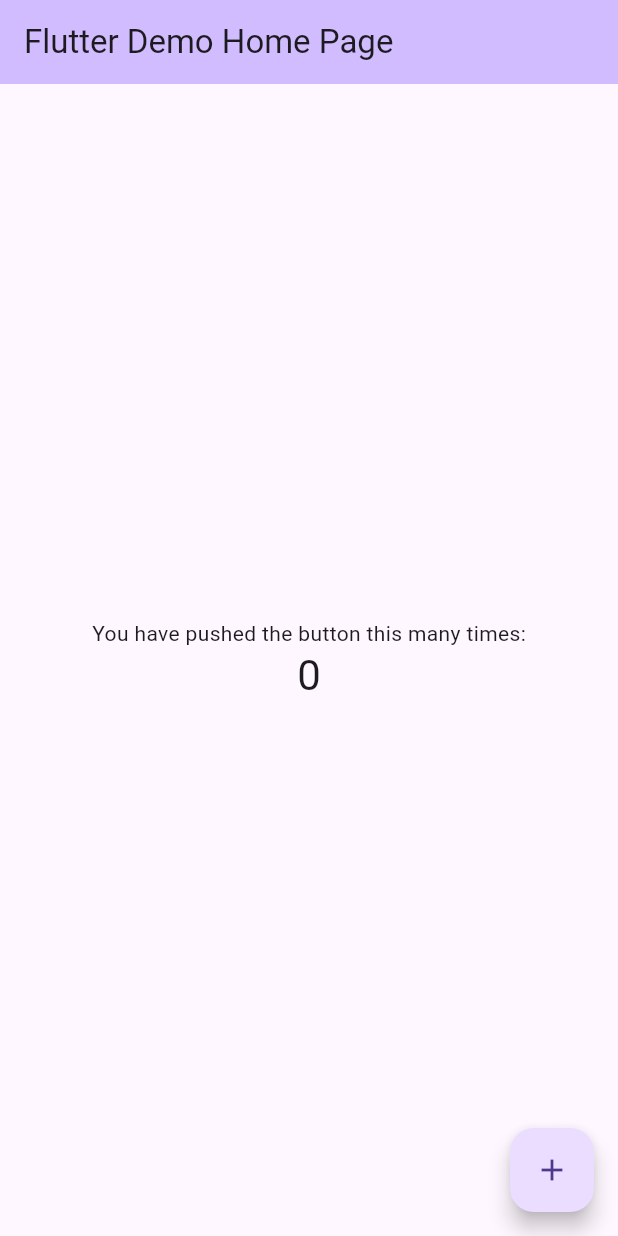
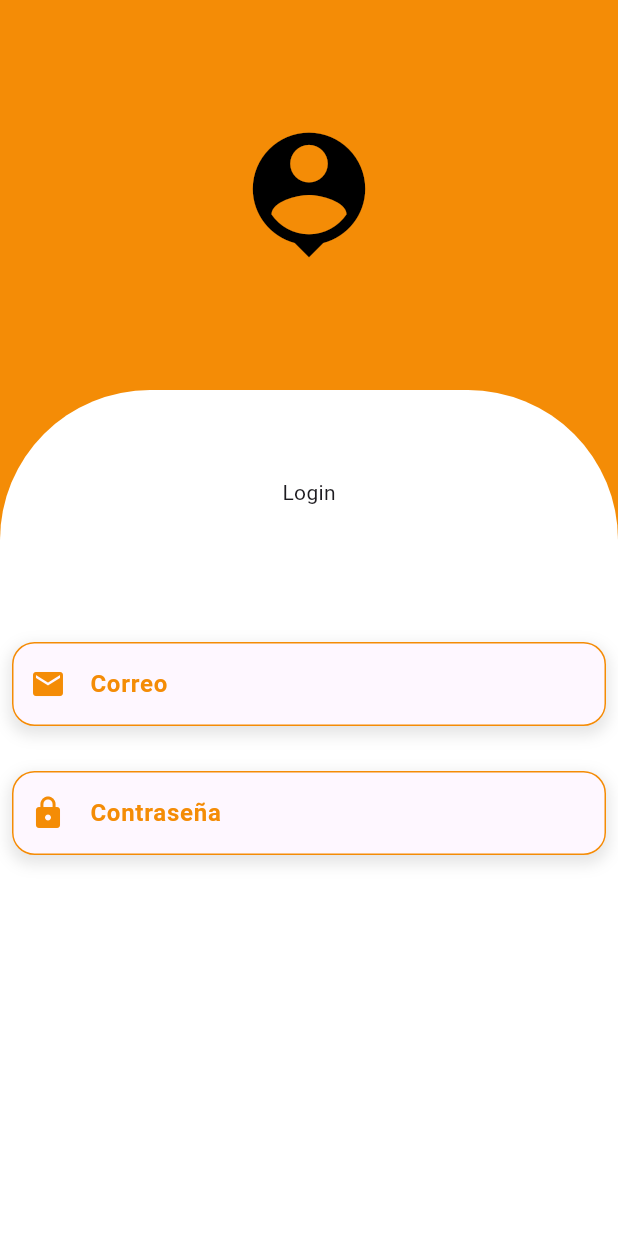
Before and after one commit to YahirPoot/FastOrderMovil, a Flutter app: the screen it shows after launch, on a phone screen of 412 x 824 dp. Run offline on Flutter 3.47's test engine with Material 3 defaults, Android fonts, the phone set to English and light mode, and no system bars.

Commit message:
add screen login and the custom form field

```diff
--- a/lib/main.dart
+++ b/lib/main.dart
@@ -1,3 +1,4 @@
+import 'package:fast_order/presentation/screens/auth/login_screen.dart';
 import 'package:flutter/material.dart';
 
 void main() {
@@ -7,119 +8,11 @@ void main() {
 class MyApp extends StatelessWidget {
   const MyApp({super.key});
 
-  // This widget is the root of your application.
   @override
   Widget build(BuildContext context) {
     return MaterialApp(
-      title: 'Flutter Demo',
-      theme: ThemeData(
-        // This is the theme of your application.
-        //
-        // TRY THIS: Try running your application with "flutter run". You'll see
-        // the application has a purple toolbar. Then, without quitting the app,
-        // try changing the seedColor in the colorScheme below to Colors.green
-        // and then invoke "hot reload" (save your changes or press the "hot
-        // reload" button in a Flutter-supported IDE, or press "r" if you used
-        // the command line to start the app).
-        //
-        // Notice that the counter didn't reset back to zero; the application
-        // state is not lost during the reload. To reset the state, use hot
-        // restart instead.
-        //
-        // This works for code too, not just values: Most code changes can be
-        // tested with just a hot reload.
-        colorScheme: ColorScheme.of(context),
-        useMaterial3: true,
-      ),
-      home: const MyHomePage(title: 'Flutter Demo Home Page'),
+      debugShowCheckedModeBanner: false,
+      home: const LoginScreen(),
     );
   }
 }
-
-class MyHomePage extends StatefulWidget {
-  const MyHomePage({super.key, required this.title});
-
-  // This widget is the home page of your application. It is stateful, meaning
-  // that it has a State object (defined below) that contains fields that affect
-  // how it looks.
-
-  // This class is the configuration for the state. It holds the values (in this
-  // case the title) provided by the parent (in this case the App widget) and
-  // used by the build method of the State. Fields in a Widget subclass are
-  // always marked "final".
-
-  final String title;
-
-  @override
-  State<MyHomePage> createState() => _MyHomePageState();
-}
-
-class _MyHomePageState extends State<MyHomePage> {
-  int _counter = 0;
-
-  void _incrementCounter() {
-    setState(() {
-      // This call to setState tells the Flutter framework that something has
-      // changed in this State, which causes it to rerun the build method below
-      // so that the display can reflect the updated values. If we changed
-      // _counter without calling setState(), then the build method would not be
-      // called again, and so nothing would appear to happen.
-      _counter++;
-    });
-  }
-
-  @override
-  Widget build(BuildContext context) {
-    // This method is rerun every time setState is called, for instance as done
-    // by the _incrementCounter method above.
-    //
-    // The Flutter framework has been optimized to make rerunning build methods
-    // fast, so that you can just rebuild anything that needs updating rather
-    // than having to individually change instances of widgets.
-    return Scaffold(
-      appBar: AppBar(
-        // TRY THIS: Try changing the color here to a specific color (to
-        // Colors.amber, perhaps?) and trigger a hot reload to see the AppBar
-        // change color while the other colors stay the same.
-        backgroundColor: Theme.of(context).colorScheme.inversePrimary,
-        // Here we take the value from the MyHomePage object that was created by
-        // the App.build method, and use it to set our appbar title.
-        title: Text(widget.title),
-      ),
-      body: Center(
-        // Center is a layout widget. It takes a single child and positions it
-        // in the middle of the parent.
-        child: Column(
-          // Column is also a layout widget. It takes a list of children and
-          // arranges them vertically. By default, it sizes itself to fit its
-          // children horizontally, and tries to be as tall as its parent.
-          //
-          // Column has various properties to control how it sizes itself and
-          // how it positions its children. Here we use mainAxisAlignment to
-          // center the children vertically; the main axis here is the vertical
-          // axis because Columns are vertical (the cross axis would be
-          // horizontal).
-          //
-          // TRY THIS: Invoke "debug painting" (choose the "Toggle Debug Paint"
-          // action in the IDE, or press "p" in the console), to see the
-          // wireframe for each widget.
-          mainAxisAlignment: MainAxisAlignment.center,
-          children: <Widget>[
-            const Text(
-              'You have pushed the button this many times:',
-            ),
-            Text(
-              '$_counter',
-              style: Theme.of(context).textTheme.headlineMedium,
-            ),
-          ],
-        ),
-      ),
-      floatingActionButton: FloatingActionButton(
-        onPressed: _incrementCounter,
-        tooltip: 'Increment',
-        child: const Icon(Icons.add),
-      ), // This trailing comma makes auto-formatting nicer for build methods.
-    );
-  }
-}
--- /dev/null
+++ b/lib/presentation/screens/auth/login_screen.dart
@@ -0,0 +1,79 @@
+import 'package:fast_order/config/themes/theme_app.dart';
+import 'package:fast_order/presentation/widgets/shared/custom_text_form_field.dart';
+import 'package:flutter/material.dart';
+
+class LoginScreen extends StatelessWidget {
+  const LoginScreen({super.key});
+
+  @override
+  Widget build(BuildContext context) {
+    final size = MediaQuery.of(context).size;
+    return Scaffold(
+      backgroundColor: Color(0xFFF48C06),
+      body: SingleChildScrollView(
+        physics: ClampingScrollPhysics(),
+        child: Column(
+          crossAxisAlignment: CrossAxisAlignment.center,
+          children: [
+            SizedBox(height: 80),
+            Icon(
+              Icons.person_pin,
+              color: Colors.black,
+              size: 100,
+            ),
+            SizedBox(
+              height: 80,
+            ),
+            Container(
+              height: size.height - 260,
+              width: double.infinity,
+              decoration: BoxDecoration(
+                  color: Colors.white,
+                  borderRadius: BorderRadius.only(
+                      topLeft: Radius.circular(100),
+                      topRight: Radius.circular(100))),
+              child: _LoginForm(),
+            ),
+          ],
+        ),
+      ),
+    );
+  }
+}
+
+class _LoginForm extends StatelessWidget {
+  @override
+  Widget build(BuildContext context) {
+    return Padding(
+      padding: const EdgeInsets.all(8.0),
+      child: Column(
+        children: [
+          SizedBox(
+            height: 50,
+          ),
+          Text('Login'),
+          SizedBox(
+            height: 90,
+          ),
+          CustomTextFormField(
+            label: "Correo",
+            hint: "Ingresa tu correo",
+            icon: Icons.email,
+            keyboardType: TextInputType.emailAddress,
+            validator: (value) => value!.isEmpty ? "Este campo es obligatorio" : null,
+          ),
+
+          const SizedBox(height: 30),
+          CustomTextFormField(
+            label: 'Contraseña',
+            hint: 'Ingresa tu contraseña',
+            icon: Icons.lock,
+            keyboardType: TextInputType.visiblePassword,
+            obscureText: true,
+            validator: (value) => value!.isEmpty ? "Este campo es obligatorio" : null,
+          ),
+        ],
+      ),
+    );
+  }
+}
--- /dev/null
+++ b/lib/presentation/widgets/shared/custom_text_form_field.dart
@@ -0,0 +1,84 @@
+import 'package:flutter/material.dart';
+
+class CustomTextFormField extends StatelessWidget {
+  final String? label;
+  final String? hint;
+  final String? errorMessage;
+  final bool obscureText;
+  final TextInputType? keyboardType;
+  final Function(String)? onChanged;
+  final String? Function(String?)? validator;
+  final IconData? icon;
+
+  const CustomTextFormField({
+    super.key,
+    this.label,
+    this.hint,
+    this.errorMessage,
+    this.obscureText = false,
+    this.keyboardType = TextInputType.text,
+    this.onChanged,
+    this.validator,
+    this.icon,
+  });
+
+  @override
+  Widget build(BuildContext context) {
+    final colors = Theme.of(context).colorScheme;
+    final textColor =
+        Theme.of(context).textTheme.bodyMedium?.color ?? Colors.black54;
+
+    return Container(
+      decoration: BoxDecoration(
+        color: colors.surface,
+        borderRadius: BorderRadius.circular(15),
+        boxShadow: [
+          BoxShadow(
+            color: Colors.black.withOpacity(0.1),
+            blurRadius: 8,
+            spreadRadius: 2,
+            offset: const Offset(0, 4), // Sombra hacia abajo
+          ),
+        ],
+      ),
+      child: TextFormField(
+        onChanged: onChanged,
+        validator: validator,
+        obscureText: obscureText,
+        keyboardType: keyboardType,
+        style: TextStyle(fontSize: 16, color: textColor),
+        decoration: InputDecoration(
+          filled: true,
+          fillColor: colors.surface, // Mantiene coherencia con el tema
+          prefixIcon:
+              icon != null ? Icon(icon, color: const Color(0xFFF48C06)) : null,
+          labelText: label,
+          labelStyle: const TextStyle(
+              color: Color(0xFFF48C06), fontWeight: FontWeight.bold),
+          hintText: hint,
+          errorText: errorMessage,
+          border: OutlineInputBorder(
+            borderSide: BorderSide.none, // Sin bordes para mejor integración
+            borderRadius: BorderRadius.circular(15),
+          ),
+          focusedBorder: OutlineInputBorder(
+            borderSide: const BorderSide(color: Color(0xFFF48C06), width: 2),
+            borderRadius: BorderRadius.circular(15),
+          ),
+          enabledBorder: OutlineInputBorder(
+            borderSide: const BorderSide(color: Color(0xFFF48C06)),
+            borderRadius: BorderRadius.circular(15),
+          ),
+          errorBorder: OutlineInputBorder(
+            borderSide: BorderSide(color: Colors.red.withOpacity(0.7)),
+            borderRadius: BorderRadius.circular(15),
+          ),
+          focusedErrorBorder: OutlineInputBorder(
+            borderSide: const BorderSide(color: Colors.red, width: 2),
+            borderRadius: BorderRadius.circular(15),
+          ),
+        ),
+      ),
+    );
+  }
+}
```
